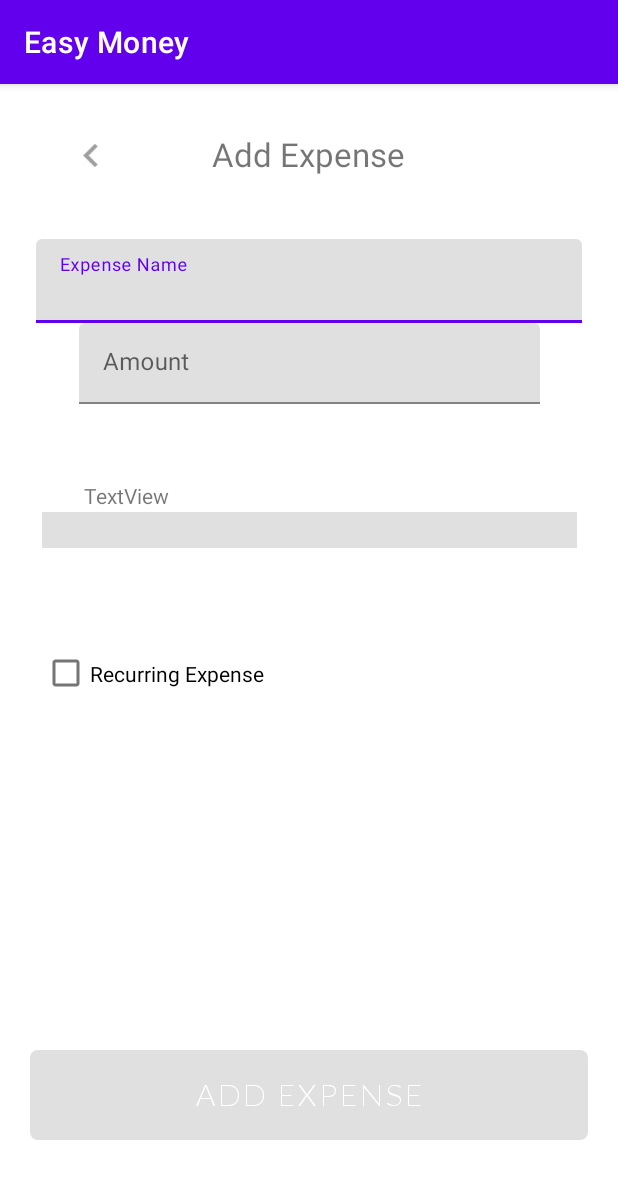
After one commit to KateOber/CSIS-3175, an Android app: the AddExpense screen opened directly, with no data from a screen before it, on a phone screen of 412 x 824 dp. The commit adds this screen. Shown: the top 1179 px of the screen. Run offline under Robolectric (Android 15) with nearby library versions, the phone set to English and light mode, and no system bars; 2 statements that could not run were skipped.

Commit message:
First draft of AddExpense and RecurringBillsCalendar screens

```diff
--- a/EasyMoney/app/build.gradle
+++ b/EasyMoney/app/build.gradle
@@ -39,4 +39,6 @@ dependencies {
     testImplementation 'junit:junit:4.+'
     androidTestImplementation 'androidx.test.ext:junit:1.1.2'
     androidTestImplementation 'androidx.test.espresso:espresso-core:3.3.0'
+    //Added Dependencies
+    implementation 'com.applandeo:material-calendar-view:1.7.0'
 }
--- a/EasyMoney/app/src/main/AndroidManifest.xml
+++ b/EasyMoney/app/src/main/AndroidManifest.xml
@@ -9,9 +9,11 @@
         android:roundIcon="@mipmap/ic_launcher_round"
         android:supportsRtl="true"
         android:theme="@style/Theme.EasyMoney">
+        <activity android:name=".ui.expenseTracker.RecurringBillsCalendar"></activity>
+        <activity android:name=".ui.expenseTracker.AddExpense" />
         <activity
             android:name=".ui.login.LoginActivity"
-            android:label="@string/title_activity_login"></activity>
+            android:label="@string/title_activity_login" />
 
         <meta-data
             android:name="com.google.android.actions"
--- /dev/null
+++ b/EasyMoney/app/src/main/java/com/csis3175project/easymoney/ui/expenseTracker/AddExpense.java
@@ -0,0 +1,150 @@
+package com.csis3175project.easymoney.ui.expenseTracker;
+
+import android.app.Activity;
+
+import androidx.lifecycle.Observer;
+import androidx.lifecycle.ViewModelProvider;
+
+import android.app.DatePickerDialog;
+import android.content.Intent;
+import android.graphics.Color;
+import android.graphics.drawable.ColorDrawable;
+import android.os.Bundle;
+
+import androidx.annotation.Nullable;
+import androidx.annotation.StringRes;
+import androidx.appcompat.app.AppCompatActivity;
+
+import android.text.Editable;
+import android.text.TextWatcher;
+import android.view.KeyEvent;
+import android.view.View;
+import android.view.inputmethod.EditorInfo;
+import android.widget.ArrayAdapter;
+import android.widget.Button;
+import android.widget.CheckBox;
+import android.widget.DatePicker;
+import android.widget.EditText;
+import android.widget.ImageView;
+import android.widget.ProgressBar;
+import android.widget.Spinner;
+import android.widget.TextView;
+import android.widget.Toast;
+
+import com.csis3175project.easymoney.EMDatabase;
+import com.csis3175project.easymoney.MainActivity;
+import com.csis3175project.easymoney.R;
+import com.google.android.material.textfield.TextInputEditText;
+
+import java.util.ArrayList;
+import java.util.Calendar;
+import java.util.Date;
+import java.util.List;
+
+//TODO:
+//Setup error messages
+//get logged in user
+//
+public class AddExpense extends AppCompatActivity {
+    EMDatabase databaseHelper;
+    String category, name, date;
+    private double amount;
+    private int recurring;
+    private DatePickerDialog.OnDateSetListener onDateSetListener;
+
+/*       " ("+UID+" INTEGER PRIMARY KEY AUTOINCREMENT, "+USERNAME+" VARCHAR(255) ,"+ ENAME +" VARCHAR(255) ,"+ AMOUNT +" REAL ,"+ DATE +" TEXT ,"+
+    CATEGORY +" VARCHAR(255) ,"+ RECURRING +" INTEGER ,"+ REPEAT +" INTEGER);";*/
+
+    @Override
+    protected void onCreate(Bundle savedInstanceState) {
+        super.onCreate(savedInstanceState);
+        setContentView(R.layout.activity_add_expense);
+
+        //initialize dbHelper
+        databaseHelper = new EMDatabase(this);
+
+        Spinner categorySpinner = findViewById(R.id.category);
+        EditText amount_txt = findViewById(R.id.amount);
+        TextInputEditText name_txt = findViewById(R.id.expenseName);
+        TextView date_txt = findViewById(R.id.date);
+        Button btnAdd = findViewById(R.id.btn_addExpense);
+        ImageView btnBack = findViewById(R.id.btnBack);
+        CheckBox recurring_checkbox = findViewById(R.id.checkbox_recurExp);
+
+        //setup date picker
+        date_txt.setOnClickListener(new View.OnClickListener() {
+            @Override
+            public void onClick(View v) {
+                Calendar calendar = Calendar.getInstance();
+                int year = calendar.get(Calendar.YEAR);
+                int month = calendar.get(Calendar.MONTH);
+                int day = calendar.get(Calendar.DAY_OF_MONTH);
+
+                DatePickerDialog datePickerDialog = new DatePickerDialog(
+                        AddExpense.this, android.R.style.Theme_DeviceDefault, onDateSetListener,
+                        year, month, day);
+                datePickerDialog.getWindow().setBackgroundDrawable(new ColorDrawable(Color.TRANSPARENT));
+                datePickerDialog.show();
+            }
+        });
+
+        //get date from the date picker
+        onDateSetListener = new DatePickerDialog.OnDateSetListener() {
+            @Override
+            public void onDateSet(DatePicker view, int year, int month, int dayOfMonth) {
+                date = "" + year + '/' + month + '/' + dayOfMonth;
+
+            }
+        };
+
+        //button listener
+        btnAdd.setOnClickListener(new View.OnClickListener() {
+            long expenseAdded;
+
+            @Override
+            public void onClick(View v) {
+                name = name_txt.getText().toString();
+                category = categorySpinner.toString();
+                amount = Double.parseDouble(amount_txt.getText().toString());
+                if (recurring_checkbox.isChecked())
+                    recurring = 1;
+                else
+                    recurring = 0;
+
+                expenseAdded = databaseHelper.insertEXPENSEData("user",
+                        name, amount, date, category, recurring, 1);
+
+                //if SUCCESSFUL ADD RESET ALL INPUT FIELDS
+                if(expenseAdded != 0){
+                Toast.makeText(AddExpense.this,
+                        "Expense Added", Toast.LENGTH_SHORT).show();
+                name_txt.setText("");
+                amount_txt.setText("");
+                recurring_checkbox.setChecked(false);
+                categorySpinner.setPrompt("Expense Category");
+                date_txt.setText("");
+                }
+                //ELSE DO SOME ERROR STUFF
+            }
+
+        });
+        btnBack.setOnClickListener(new View.OnClickListener() {
+            @Override
+            public void onClick(View v) {
+                startActivity(new Intent(AddExpense.this, MainActivity.class));
+            }
+        });
+
+ /*       List<String> categories = new ArrayList<String>();
+        categories.add("Entertainment");
+        categories.add("Groceries");
+        categories.add("Transport");
+        categories.add("Shopping");
+        categories.add("Dining");
+        categories.add("Education");
+        categories.add("Other");
+        }*/
+        // Creating adapter for spinner
+        //ArrayAdapter<String> dataAdapter = new ArrayAdapter<String>(this, android.R.layout.simple_spinner_item, categories);
+    }
+}
--- /dev/null
+++ b/EasyMoney/app/src/main/res/layout/activity_add_expense.xml
@@ -0,0 +1,137 @@
+<?xml version="1.0" encoding="utf-8"?>
+<androidx.constraintlayout.widget.ConstraintLayout xmlns:android="http://schemas.android.com/apk/res/android"
+    xmlns:app="http://schemas.android.com/apk/res-auto"
+    xmlns:tools="http://schemas.android.com/tools"
+    android:layout_width="match_parent"
+    android:layout_height="match_parent"
+    tools:context=".ui.expenseTracker.AddExpense">
+
+    <ImageView
+        android:id="@+id/btnBack"
+        android:layout_width="89dp"
+        android:layout_height="31dp"
+        android:layout_marginStart="16dp"
+        android:layout_marginTop="32dp"
+        android:contentDescription="@string/btn_add_expense"
+        app:layout_constraintStart_toStartOf="parent"
+        app:layout_constraintTop_toTopOf="parent"
+        app:srcCompat="@drawable/btn_backbutton" />
+
+    <com.google.android.material.textfield.TextInputLayout
+        android:id="@+id/expenseName"
+        android:layout_width="match_parent"
+        android:layout_height="wrap_content"
+        android:layout_marginStart="24dp"
+        android:layout_marginTop="20dp"
+        android:layout_marginEnd="24dp"
+        android:hint="@string/hint_expense_name"
+        android:selectAllOnFocus="true"
+        app:layout_constraintEnd_toEndOf="parent"
+        app:layout_constraintStart_toStartOf="parent"
+        app:layout_constraintTop_toBottomOf="@+id/txt_addExpense">
+
+        <com.google.android.material.textfield.TextInputEditText
+            android:layout_width="match_parent"
+            android:layout_height="wrap_content"
+            android:inputType="textPassword" />
+
+    </com.google.android.material.textfield.TextInputLayout>
+
+    <com.google.android.material.textfield.TextInputLayout
+        android:id="@+id/amount"
+        android:layout_width="307dp"
+        android:layout_height="54dp"
+        android:layout_marginStart="24dp"
+        android:layout_marginEnd="24dp"
+        android:hint="@string/hint_amount"
+        android:inputType="numberDecimal"
+        android:selectAllOnFocus="true"
+        app:layout_constraintEnd_toEndOf="parent"
+        app:layout_constraintStart_toStartOf="parent"
+        tools:layout_editor_absoluteY="182dp"
+        app:layout_constraintTop_toBottomOf="@+id/expenseName">
+
+        <com.google.android.material.textfield.TextInputEditText
+            android:layout_width="match_parent"
+            android:layout_height="wrap_content" />
+    </com.google.android.material.textfield.TextInputLayout>
+
+    <Spinner
+        android:id="@+id/category"
+        android:layout_width="match_parent"
+        android:layout_height="wrap_content"
+        android:layout_marginStart="28dp"
+        android:layout_marginTop="72dp"
+        android:layout_marginEnd="27dp"
+        android:entries="@array/categories"
+        android:foreground="@color/gray5"
+        android:prompt="@string/hint_category_expense"
+        android:spinnerMode="dialog"
+        app:layout_constraintEnd_toEndOf="parent"
+        app:layout_constraintHorizontal_bias="0.0"
+        app:layout_constraintStart_toStartOf="parent"
+        app:layout_constraintTop_toBottomOf="@+id/amount" />
+
+
+
+    <Button
+        android:id="@+id/btn_addExpense"
+        style="@style/btnTextStyle1"
+        android:layout_width="0dp"
+        android:layout_height="wrap_content"
+        android:layout_gravity="start"
+        android:layout_marginStart="20dp"
+        android:layout_marginTop="16dp"
+        android:layout_marginEnd="20dp"
+        android:layout_marginBottom="64dp"
+        android:background="@drawable/style_btn_blue"
+        android:enabled="false"
+        android:text="@string/btn_add_expense"
+        app:layout_constraintBottom_toBottomOf="parent"
+        app:layout_constraintEnd_toEndOf="parent"
+        app:layout_constraintStart_toStartOf="parent"
+        app:layout_constraintVertical_bias="0.305" />
+
+    <TextView
+        android:id="@+id/txt_addExpense"
+        android:layout_width="154dp"
+        android:layout_height="51dp"
+        android:layout_marginStart="141dp"
+        android:layout_marginTop="32dp"
+        android:layout_marginEnd="116dp"
+        android:text="@string/btn_add_expense"
+        android:textSize="22sp"
+        app:layout_constraintEnd_toEndOf="parent"
+        app:layout_constraintHorizontal_bias="0.49"
+        app:layout_constraintStart_toStartOf="parent"
+        app:layout_constraintTop_toTopOf="parent" />
+
+    <CheckBox
+        android:id="@+id/checkbox_recurExp"
+        android:layout_width="170dp"
+        android:layout_height="55dp"
+        android:layout_marginStart="28dp"
+        android:layout_marginTop="152dp"
+        android:layout_marginEnd="213dp"
+        android:text="@string/checkbox_recurring"
+        app:layout_constraintEnd_toEndOf="parent"
+        app:layout_constraintHorizontal_bias="0.235"
+        app:layout_constraintStart_toStartOf="parent"
+        app:layout_constraintTop_toBottomOf="@+id/amount" />
+
+    <TextView
+        android:id="@+id/date"
+        android:layout_width="wrap_content"
+        android:layout_height="wrap_content"
+        android:layout_centerHorizontal="true"
+        android:layout_marginStart="29dp"
+        android:layout_marginTop="51dp"
+        android:layout_marginEnd="230dp"
+
+        android:hint="@string/hint_date_expense"
+        android:text="TextView"
+        app:layout_constraintEnd_toEndOf="parent"
+        app:layout_constraintStart_toStartOf="parent"
+        app:layout_constraintTop_toBottomOf="@+id/amount" />
+
+</androidx.constraintlayout.widget.ConstraintLayout>
--- a/EasyMoney/app/src/main/res/values/strings.xml
+++ b/EasyMoney/app/src/main/res/values/strings.xml
@@ -16,4 +16,24 @@
     <string name="invalid_password">Password must be >5 characters</string>
     <string name="login_failed">"Login failed"</string>
     <string name="txtLoginTitle">Login</string>
+    <!--Kate's Strings Start-->
+    <string name="hint_amount">Amount</string>
+    <string name="hint_desc">Description</string>
+    <string name="checkbox_recurring">Recurring Expense</string>
+    <string name="hint_date_expense">Date of expense</string>
+    <string name="hint_category_expense">Expense Category</string>
+    <string name="hint_expense_name">Expense Name</string>
+    <string name="btn_add_expense">Add Expense</string>
+    <string name="btn_add_recurring_bills">Add Recurring Bills</string>
+    <string name="btn_back">Go to previous screen</string>
+    <string-array name="categories">
+        <item>Entertainment</item>
+        <item>Groceries</item>
+        <item>Transport</item>
+        <item>Shopping</item>
+        <item>Dining</item>
+        <item>Education</item>
+        <item>Other</item>
+    </string-array>
+    <!--Kate's Strings End-->
 </resources>
```
Also changed, not shown: EasyMoney/app/src/main/java/com/csis3175project/easymoney/ui/expenseTracker/RecurringBillsCalendar.java (added, +43 -0 lines), EasyMoney/app/src/main/res/layout/activity_recurring_bills_calendar.xml (added, +61 -0 lines).
